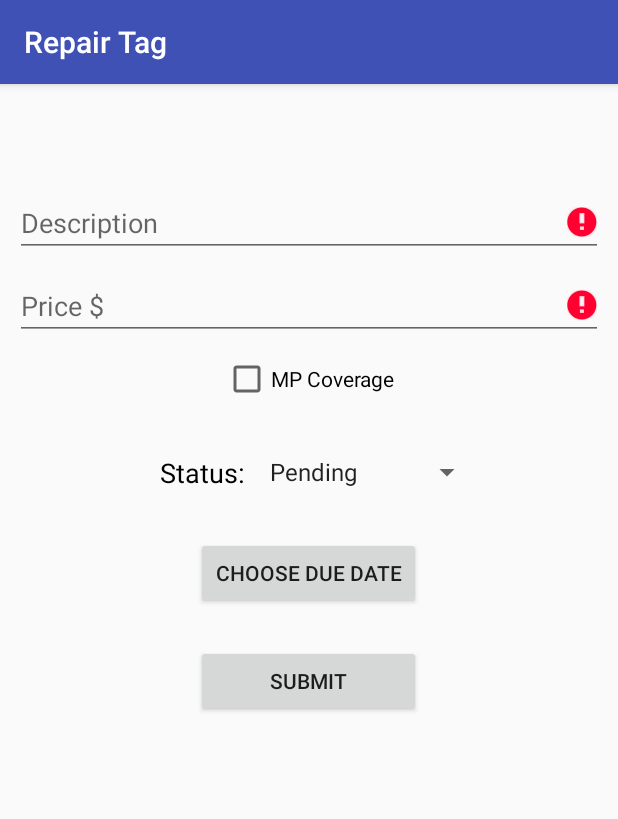
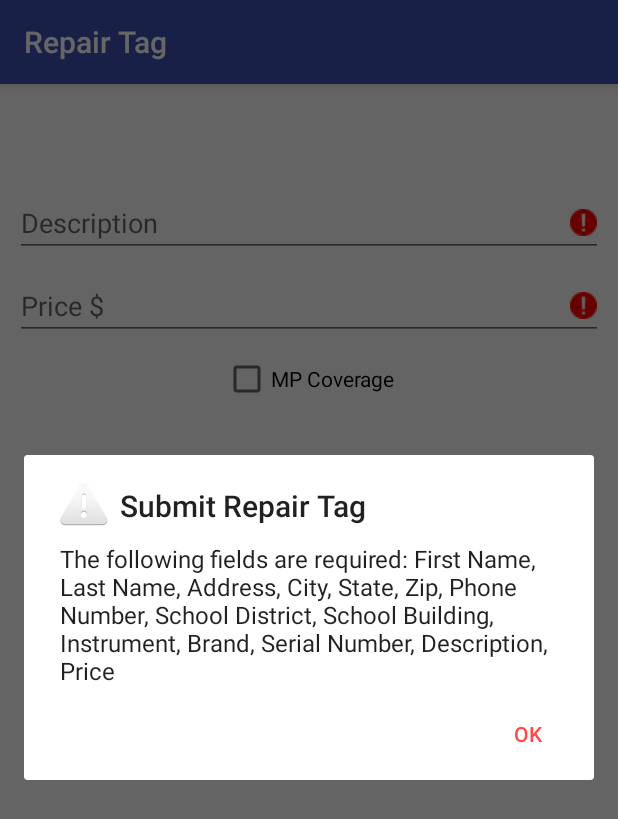
Before and after one commit to fardenml/RepairTagApp, an Android app: the fragment DescriptionFragment shown on its own in the app's theme, after a tap on "SUBMIT", on a phone screen of 412 x 824 dp. Shown: the top 819 px of the screen. Run offline under Robolectric (Android 15) with nearby library versions, the phone set to English and light mode, and no system bars.

Commit message:
Updated required field functionality

```diff
--- a/RepairTag_v4/app/src/main/java/com/midstatemusic/repairtag_v4/Fragments/DescriptionFragment.java
+++ b/RepairTag_v4/app/src/main/java/com/midstatemusic/repairtag_v4/Fragments/DescriptionFragment.java
@@ -67,9 +67,6 @@ public class DescriptionFragment extends Fragment implements View.OnClickListene
             status.setSelection(spinnerPosition);
         }
 
-        Info.requiredField(description);
-        Info.requiredField(price);
-
         return view;
     }
 
@@ -77,7 +74,7 @@ public class DescriptionFragment extends Fragment implements View.OnClickListene
     public void onClick(View v) {
         switch (v.getId()) {
             case R.id.buttonSubmit:
-                if (Info.checkFields(CustomerFragment.first, CustomerFragment.last, CustomerFragment.address, CustomerFragment.city, CustomerFragment.state, CustomerFragment.zip, CustomerFragment.phone, SchoolFragment.schoolDistrict, SchoolFragment.schoolBuilding, InstrumentFragment.instrument, InstrumentFragment.brand, description, price)){
+                if (Info.checkFields(CustomerFragment.first, CustomerFragment.last, CustomerFragment.address, CustomerFragment.city, CustomerFragment.state, CustomerFragment.zip, CustomerFragment.phone, SchoolFragment.schoolDistrict, SchoolFragment.schoolBuilding, InstrumentFragment.instrument, InstrumentFragment.brand, InstrumentFragment.serialNumber, description, price)){
                     new AlertDialog.Builder(getActivity())
                             .setTitle("Submit Repair Tag")
                             .setMessage("Are you sure you want to submit this repair tag?")
@@ -143,6 +140,17 @@ public class DescriptionFragment extends Fragment implements View.OnClickListene
                             })
                             .setIcon(android.R.drawable.ic_dialog_alert)
                             .show();
+                } else {
+                    new AlertDialog.Builder(getActivity())
+                            .setTitle("Submit Repair Tag")
+                            .setMessage("The following fields are required:" + Info.missingFields)
+                            .setPositiveButton(android.R.string.yes, new DialogInterface.OnClickListener() {
+                                public void onClick(DialogInterface dialog, int which) {
+                                // do nothing
+                                }
+                            })
+                            .setIcon(android.R.drawable.ic_dialog_alert)
+                            .show();
                 }
                 break;
 
--- a/RepairTag_v4/app/src/main/java/com/midstatemusic/repairtag_v4/Fragments/InstrumentFragment.java
+++ b/RepairTag_v4/app/src/main/java/com/midstatemusic/repairtag_v4/Fragments/InstrumentFragment.java
@@ -37,10 +37,6 @@ public class InstrumentFragment extends Fragment {
             serialNumber.setText(Info.serialNumber);
             mouthPiece.setChecked(Info.mouthPiece);
         }
-
-        Info.requiredField(instrument);
-        Info.requiredField(brand);
-
         return view;
     }
 }
--- a/RepairTag_v4/app/src/main/java/com/midstatemusic/repairtag_v4/Fragments/SchoolFragment.java
+++ b/RepairTag_v4/app/src/main/java/com/midstatemusic/repairtag_v4/Fragments/SchoolFragment.java
@@ -34,9 +34,6 @@ public class SchoolFragment extends Fragment {
             teacher.setText(Info.teacher);
         }
 
-        Info.requiredField(schoolDistrict);
-        Info.requiredField(schoolBuilding);
-
 
         return view;
     }
--- a/RepairTag_v4/app/src/main/java/com/midstatemusic/repairtag_v4/Helpers/Info.java
+++ b/RepairTag_v4/app/src/main/java/com/midstatemusic/repairtag_v4/Helpers/Info.java
@@ -24,17 +24,46 @@ public class Info {
 
     public static String adminID;
 
+    public static String missingFields = " ";
 
-    public static void requiredField(EditText editText){
-        if (editText.getText().toString().isEmpty()) {
-            editText.setError(editText.getHint() + " is required");
-        }
-    }
+    public static Boolean checkFields(EditText first, EditText last, EditText address, EditText city, EditText state, EditText zip, EditText phone, EditText schoolDistrict, EditText schoolBuilding, EditText instrument, EditText brand, EditText serial, EditText description, EditText price){
+        if (first.getText().toString().isEmpty() || last.getText().toString().isEmpty() || address.getText().toString().isEmpty() || city.getText().toString().isEmpty() || state.getText().toString().isEmpty() || zip.getText().toString().isEmpty() || phone.getText().toString().isEmpty() || schoolDistrict.getText().toString().isEmpty() || schoolBuilding.getText().toString().isEmpty() || instrument.getText().toString().isEmpty() || brand.getText().toString().isEmpty() || serial.getText().toString().isEmpty() || description.getText().toString().isEmpty() || price.getText().toString().isEmpty()) {
+            missingFields = " ";
+            if (first.getText().toString().isEmpty())
+                missingFields += "First Name, ";
+            if (last.getText().toString().isEmpty())
+                missingFields += "Last Name, ";
+            if (address.getText().toString().isEmpty())
+                missingFields += "Address, ";
+            if (city.getText().toString().isEmpty())
+                missingFields += "City, ";
+            if (state.getText().toString().isEmpty())
+                missingFields += "State, ";
+            if (zip.getText().toString().isEmpty())
+                missingFields += "Zip, ";
+            if (phone.getText().toString().isEmpty())
+                missingFields += "Phone Number, ";
+            if (schoolDistrict.getText().toString().isEmpty())
+                missingFields += "School District, ";
+            if (schoolBuilding.getText().toString().isEmpty())
+                missingFields += "School Building, ";
+            if (instrument.getText().toString().isEmpty())
+                missingFields += "Instrument, ";
+            if (brand.getText().toString().isEmpty())
+                missingFields += "Brand, ";
+            if (serial.getText().toString().isEmpty())
+                missingFields += "Serial Number, ";
+            if (description.getText().toString().isEmpty())
+                missingFields += "Description, ";
+            if (price.getText().toString().isEmpty())
+                missingFields += "Price";
 
-    public static Boolean checkFields(EditText first, EditText last, EditText address, EditText city, EditText state, EditText zip, EditText phone, EditText schoolDistrict, EditText schoolBuilding, EditText instrument, EditText brand, EditText description, EditText price){
-        if (first.getText().toString().isEmpty() || last.getText().toString().isEmpty() || address.getText().toString().isEmpty() || city.getText().toString().isEmpty() || state.getText().toString().isEmpty() || zip.getText().toString().isEmpty() || phone.getText().toString().isEmpty() || schoolDistrict.getText().toString().isEmpty() || schoolBuilding.getText().toString().isEmpty() || instrument.getText().toString().isEmpty() || brand.getText().toString().isEmpty() || description.getText().toString().isEmpty() || price.getText().toString().isEmpty()) {
+            if (missingFields.charAt(missingFields.length() - 2) == ',') {
+                missingFields = missingFields.substring(0, missingFields.length() - 2);
+            }
             return false;
         } else {
+            missingFields = " ";
             return true;
         }
     }
--- a/RepairTag_v4/app/src/main/res/layout/fragment_description.xml
+++ b/RepairTag_v4/app/src/main/res/layout/fragment_description.xml
@@ -25,6 +25,7 @@
             android:hint="Description"
             android:inputType="textCapSentences|textMultiLine"
             android:maxLength="255"
+            android:drawableRight="@drawable/ic_error_red"
             app:layout_constraintEnd_toEndOf="parent"
             app:layout_constraintHorizontal_bias="0.5"
             app:layout_constraintStart_toStartOf="parent"
@@ -40,6 +41,7 @@
             android:hint="Price $ "
             android:inputType="numberDecimal"
             android:maxLength="255"
+            android:drawableRight="@drawable/ic_error_red"
             app:layout_constraintEnd_toEndOf="parent"
             app:layout_constraintHorizontal_bias="0.5"
             app:layout_constraintStart_toStartOf="parent"
--- a/RepairTag_v4/app/src/main/res/layout/fragment_instrument.xml
+++ b/RepairTag_v4/app/src/main/res/layout/fragment_instrument.xml
@@ -25,6 +25,7 @@
             android:hint="Instrument"
             android:inputType="textCapWords"
             android:maxLength="255"
+            android:drawableRight="@drawable/ic_error_red"
             app:layout_constraintEnd_toEndOf="parent"
             app:layout_constraintHorizontal_bias="0.5"
             app:layout_constraintStart_toStartOf="parent"
@@ -39,6 +40,7 @@
             android:hint="Brand"
             android:inputType="textCapWords"
             android:maxLength="255"
+            android:drawableRight="@drawable/ic_error_red"
             app:layout_constraintEnd_toEndOf="parent"
             app:layout_constraintHorizontal_bias="0.5"
             app:layout_constraintStart_toStartOf="parent"
@@ -50,9 +52,10 @@
             android:layout_height="wrap_content"
             android:layout_marginTop="10dp"
             android:ems="10"
-            android:hint="Serial Number"
+            android:hint="Serial Number (Enter 'None' if Unavailable)"
             android:inputType="textCapWords"
             android:maxLength="255"
+            android:drawableRight="@drawable/ic_error_red"
             app:layout_constraintEnd_toEndOf="parent"
             app:layout_constraintHorizontal_bias="0.5"
             app:layout_constraintStart_toStartOf="parent"
--- a/RepairTag_v4/app/src/main/res/layout/fragment_school.xml
+++ b/RepairTag_v4/app/src/main/res/layout/fragment_school.xml
@@ -24,6 +24,7 @@
             android:ems="10"
             android:hint="School District"
             android:inputType="textCapWords"
+            android:drawableRight="@drawable/ic_error_red"
             app:layout_constraintEnd_toEndOf="parent"
             app:layout_constraintHorizontal_bias="0.5"
             app:layout_constraintStart_toStartOf="parent"
@@ -37,6 +38,7 @@
             android:ems="10"
             android:hint="School Building"
             android:inputType="textCapWords"
+            android:drawableRight="@drawable/ic_error_red"
             app:layout_constraintEnd_toEndOf="parent"
             app:layout_constraintHorizontal_bias="0.5"
             app:layout_constraintStart_toStartOf="parent"
```
Also changed, not shown: RepairTag_v4/app/src/main/java/com/midstatemusic/repairtag_v4/Fragments/CustomerFragment.java (+0 -8 lines), RepairTag_v4/app/src/main/res/layout/fragment_customer.xml (+7 -0 lines), RepairTag_v4/app/src/main/res/drawable/ic_error_red.png (added), 1 other file.
